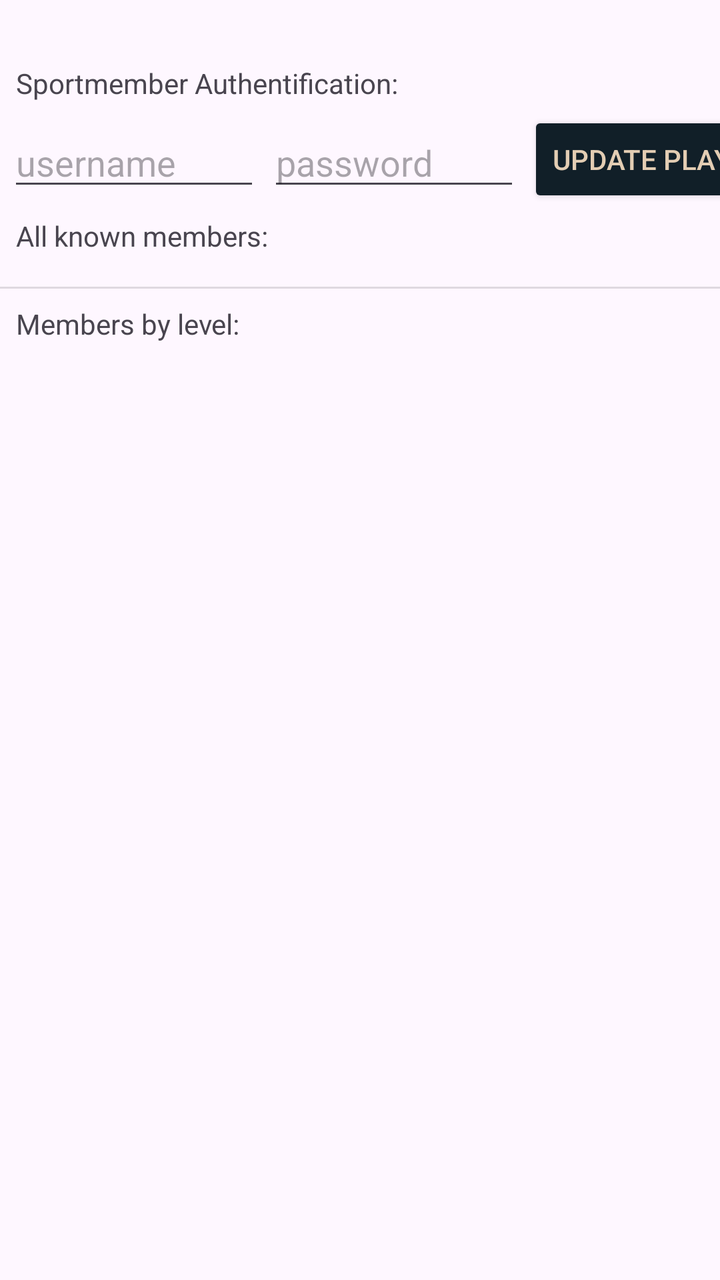
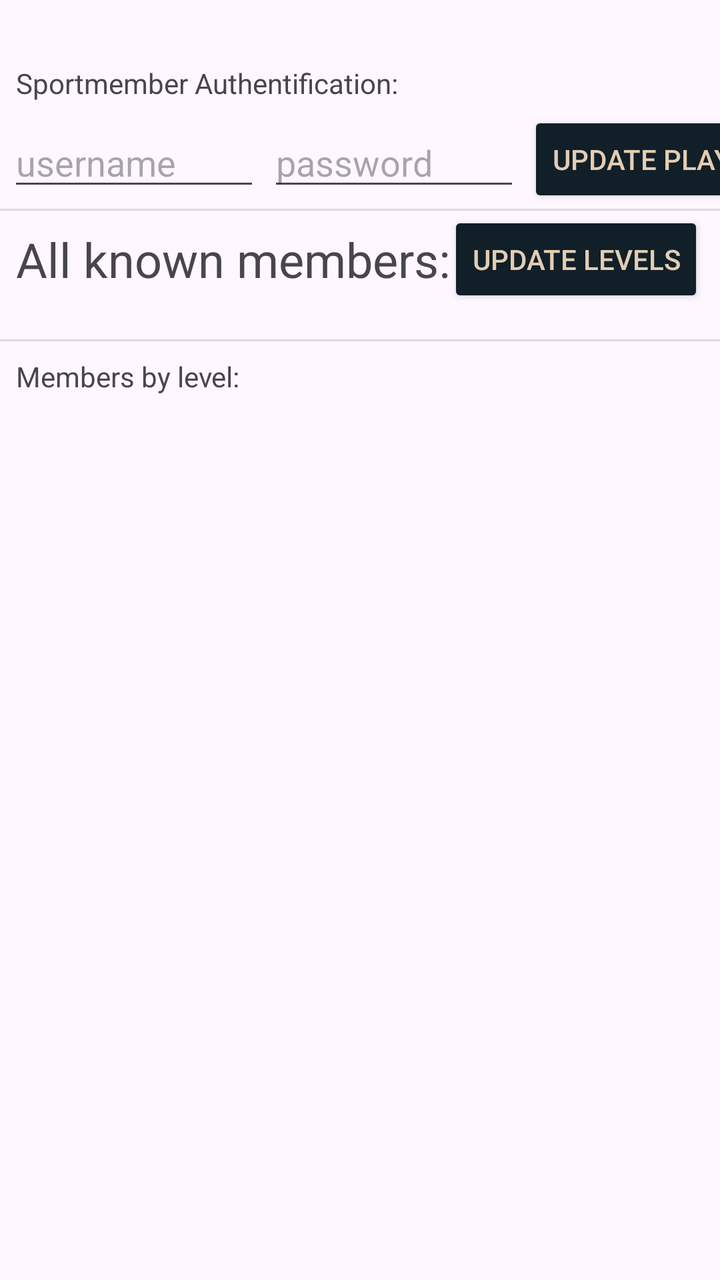

The first picture is an Android layout as it rendered before a commit; the second is the same layout after the commit. The layout source and the unified diff follow.
<!-- AndroidManifest.xml: application theme Theme.Matchmaking2v2 -->
<!-- res/layout/activity_profile.xml -->
<?xml version="1.0" encoding="utf-8"?>
<androidx.constraintlayout.widget.ConstraintLayout xmlns:android="http://schemas.android.com/apk/res/android"
    xmlns:app="http://schemas.android.com/apk/res-auto"
    xmlns:tools="http://schemas.android.com/tools"
    android:id="@+id/main"
    android:layout_width="match_parent"
    android:layout_height="match_parent"
    tools:context=".ProfileActivity">

    <View
        android:id="@+id/divider2"
        android:layout_width="409dp"
        android:layout_height="1dp"
        android:layout_marginTop="8dp"
        android:background="?android:attr/listDivider"
        app:layout_constraintEnd_toEndOf="parent"
        app:layout_constraintStart_toStartOf="parent"
        app:layout_constraintTop_toBottomOf="@+id/rv_membersBase" />

    <TextView
        android:id="@+id/tv_levelmembers"
        android:layout_width="wrap_content"
        android:layout_height="wrap_content"
        android:layout_marginStart="8dp"
        android:layout_marginTop="8dp"
        android:text="Members by level:"
        app:layout_constraintStart_toStartOf="parent"
        app:layout_constraintTop_toBottomOf="@+id/divider2" />

    <TextView
        android:id="@+id/tv_allmembers2"
        android:layout_width="wrap_content"
        android:layout_height="wrap_content"
        android:layout_marginStart="8dp"
        android:layout_marginTop="8dp"
        android:text="All known members:"
        app:layout_constraintStart_toStartOf="parent"
        app:layout_constraintTop_toBottomOf="@+id/editTextTextEmailAddress2" />

    <TextView
        android:id="@+id/tv_sportmember2"
        android:layout_width="wrap_content"
        android:layout_height="wrap_content"
        android:layout_marginStart="8dp"
        android:layout_marginTop="32dp"
        android:text="Sportmember Authentification:"
        app:layout_constraintStart_toStartOf="parent"
        app:layout_constraintTop_toTopOf="parent" />

    <EditText
        android:id="@+id/editTextTextEmailAddress2"
        android:layout_width="wrap_content"
        android:layout_height="wrap_content"
        android:layout_marginStart="4dp"
        android:layout_marginTop="8dp"
        android:ems="6"
        android:hint="username"
        android:inputType="textEmailAddress"
        app:layout_constraintStart_toStartOf="parent"
        app:layout_constraintTop_toBottomOf="@+id/tv_sportmember2" />

    <EditText
        android:id="@+id/editTextTextPassword2"
        android:layout_width="wrap_content"
        android:layout_height="wrap_content"
        android:layout_marginStart="4dp"
        android:ems="6"
        android:hint="password"
        android:inputType="textPassword"
        app:layout_constraintBottom_toBottomOf="@+id/editTextTextEmailAddress2"
        app:layout_constraintStart_toEndOf="@+id/editTextTextEmailAddress2"
        app:layout_constraintTop_toTopOf="@+id/editTextTextEmailAddress2" />

    <Button
        android:id="@+id/button2"
        android:layout_width="wrap_content"
        android:layout_height="wrap_content"
        android:layout_marginStart="4dp"
        android:backgroundTint="@color/blueBlack"
        android:text="Update Players"
        android:textColor="@color/tanAccent"
        app:layout_constraintBottom_toBottomOf="@+id/editTextTextPassword2"
        app:layout_constraintStart_toEndOf="@+id/editTextTextPassword2"
        app:layout_constraintTop_toTopOf="@+id/editTextTextPassword2" />

    <androidx.recyclerview.widget.RecyclerView
        android:id="@+id/rv_membersBase"
        android:layout_width="417dp"
        android:layout_height="wrap_content"
        android:layout_marginTop="8dp"
        app:layout_constraintStart_toStartOf="parent"
        app:layout_constraintTop_toBottomOf="@+id/tv_allmembers2" />

    <androidx.recyclerview.widget.RecyclerView
        android:id="@+id/rv_membersLevelList"
        android:layout_width="417dp"
        android:layout_height="wrap_content"
        android:layout_marginTop="8dp"
        app:layout_constraintEnd_toEndOf="parent"
        app:layout_constraintStart_toStartOf="parent"
        app:layout_constraintTop_toBottomOf="@+id/tv_levelmembers" />
</androidx.constraintlayout.widget.ConstraintLayout>
<!-- resources referenced by this layout -->
<resources>
  <color name="blueBlack">#111f28</color>
  <color name="tanAccent">#e3cdb3</color>
  <style name="Theme.Matchmaking2v2" parent="Base.Theme.Matchmaking2v2" />
  <style name="Base.Theme.Matchmaking2v2" parent="Theme.Material3.DayNight"> 
          
          <item name="colorPrimary">@color/my_light_primary</item>
      </style>
  <color name="my_light_primary">#FF000000</color>
</resources>

<!-- the commit's change to res/layout/activity_profile.xml (unified diff, before → after) -->
@@ -34,8 +34,9 @@
         android:layout_marginStart="8dp"
         android:layout_marginTop="8dp"
         android:text="All known members:"
+        android:textSize="24sp"
         app:layout_constraintStart_toStartOf="parent"
-        app:layout_constraintTop_toBottomOf="@+id/editTextTextEmailAddress2" />
+        app:layout_constraintTop_toBottomOf="@+id/divider4" />
 
     <TextView
         android:id="@+id/tv_sportmember2"
@@ -72,7 +73,7 @@
         app:layout_constraintTop_toTopOf="@+id/editTextTextEmailAddress2" />
 
     <Button
-        android:id="@+id/button2"
+        android:id="@+id/b_updateplayers"
         android:layout_width="wrap_content"
         android:layout_height="wrap_content"
         android:layout_marginStart="4dp"
@@ -87,7 +88,7 @@
         android:id="@+id/rv_membersBase"
         android:layout_width="417dp"
         android:layout_height="wrap_content"
-        android:layout_marginTop="8dp"
+        android:layout_marginTop="16dp"
         app:layout_constraintStart_toStartOf="parent"
         app:layout_constraintTop_toBottomOf="@+id/tv_allmembers2" />
 
@@ -99,4 +100,27 @@
         app:layout_constraintEnd_toEndOf="parent"
         app:layout_constraintStart_toStartOf="parent"
         app:layout_constraintTop_toBottomOf="@+id/tv_levelmembers" />
+
+    <Button
+        android:id="@+id/b_updatelevels"
+        android:layout_width="wrap_content"
+        android:layout_height="wrap_content"
+        android:layout_marginEnd="8dp"
+        android:backgroundTint="@color/blueBlack"
+        android:text="Update Levels"
+        android:textColor="@color/tanAccent"
+        app:layout_constraintBottom_toBottomOf="@+id/tv_allmembers2"
+        app:layout_constraintEnd_toEndOf="parent"
+        app:layout_constraintTop_toTopOf="@+id/tv_allmembers2" />
+
+    <View
+        android:id="@+id/divider4"
+        android:layout_width="409dp"
+        android:layout_height="1dp"
+        android:layout_marginTop="4dp"
+        android:background="?android:attr/listDivider"
+        app:layout_constraintEnd_toEndOf="parent"
+        app:layout_constraintStart_toStartOf="parent"
+        app:layout_constraintTop_toBottomOf="@+id/editTextTextEmailAddress2" />
+
 </androidx.constraintlayout.widget.ConstraintLayout>
